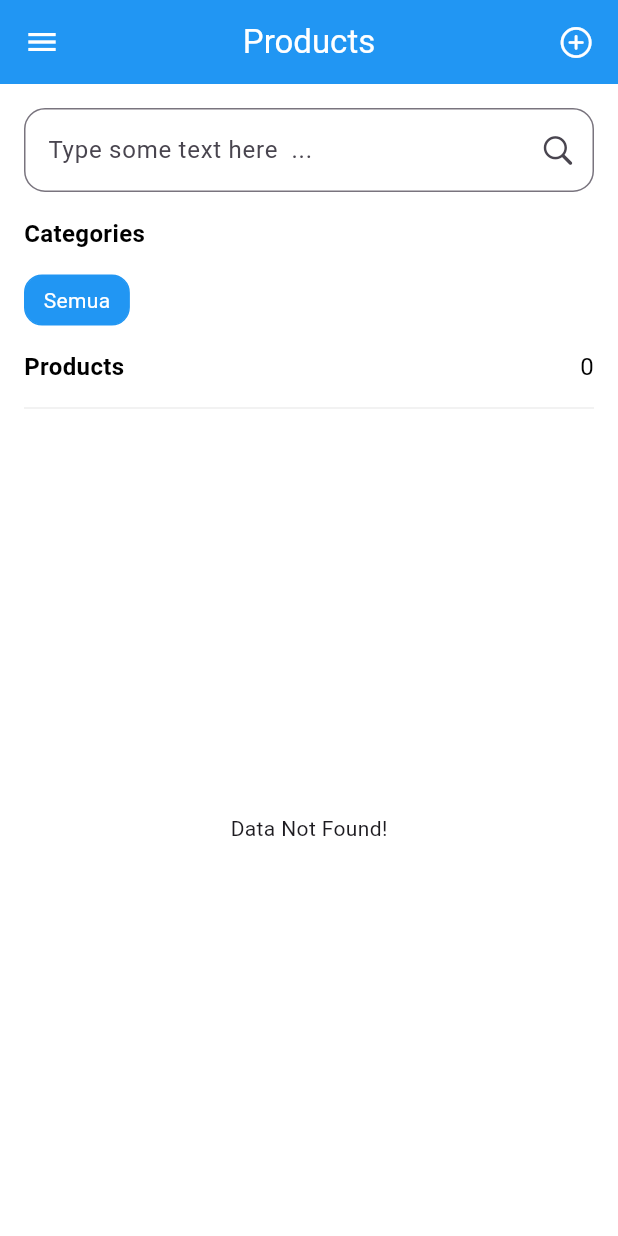
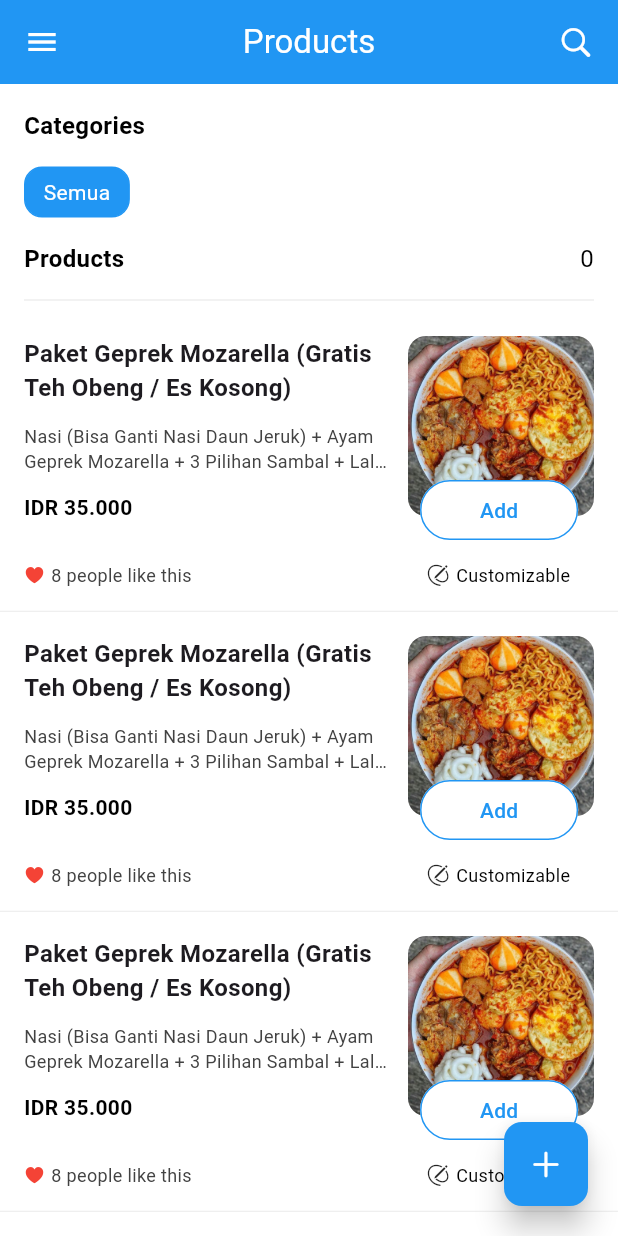
Before and after one commit to Saharoedin/Flutter-SQFLite, a Flutter app: the ProductView screen opened by its route, on a phone screen of 412 x 824 dp. Run offline on Flutter 3.47's test engine with Material 3 defaults, Android fonts, the phone set to English and light mode, and no system bars; our stand-ins replace flutter_easyloading, get, sqflite; accounts and stored records are empty.

Commit message:
Update Product

```diff
--- a/lib/app/data/helpers/db_helper.dart
+++ b/lib/app/data/helpers/db_helper.dart
@@ -41,7 +41,8 @@ class DbHelper {
         id INTEGER PRIMARY KEY AUTOINCREMENT,
         name TEXT,
         description TEXT NULL,
-        price INTEGER,
+        price REAL,
+        discount REAL,
         unit_id INTEGER,
         category_id INTEGER,
         created_at TEXT NULL,
--- a/lib/app/modules/account/views/account_view.dart
+++ b/lib/app/modules/account/views/account_view.dart
@@ -1,4 +1,3 @@
-import 'package:flutter/cupertino.dart';
 import 'package:flutter/material.dart';
 import 'package:flutter_sqflite/app/widgets/drawer_custom.dart';
 
--- a/lib/app/modules/category/views/category_view.dart
+++ b/lib/app/modules/category/views/category_view.dart
@@ -2,7 +2,6 @@ import 'package:flutter/cupertino.dart';
 import 'package:flutter/material.dart';
 import 'package:flutter_sqflite/app/data/models/category_model.dart';
 import 'package:flutter_sqflite/app/modules/category/views/category_item.dart';
-import 'package:flutter_sqflite/app/widgets/dialog_confirm.dart';
 import 'package:flutter_sqflite/app/widgets/drawer_custom.dart';
 
 import 'package:get/get.dart';
--- /dev/null
+++ b/lib/app/modules/product/views/product_item.dart
@@ -0,0 +1,175 @@
+import 'package:flutter/cupertino.dart';
+import 'package:flutter/material.dart';
+import 'package:intl/intl.dart';
+
+class ProductItem extends StatelessWidget {
+  final VoidCallback onAdd;
+  final VoidCallback onDetail;
+  const ProductItem({
+    super.key,
+    required this.onAdd,
+    required this.onDetail,
+  });
+
+  @override
+  Widget build(BuildContext context) {
+    return GestureDetector(
+      onTap: onDetail,
+      child: Card(
+        margin: EdgeInsets.all(0),
+        shape: Border(
+          bottom: BorderSide(
+            color: Colors.grey.shade100,
+          ),
+        ),
+        color: Colors.white,
+        child: Container(
+          height: 200,
+          padding: EdgeInsets.all(16.0),
+          child: Row(
+            children: [
+              Expanded(
+                flex: 2,
+                child: Column(
+                  crossAxisAlignment: CrossAxisAlignment.start,
+                  children: [
+                    Text(
+                      'Paket Geprek Mozarella (Gratis Teh Obeng / Es Kosong)',
+                      style: TextStyle(
+                        fontSize: 16,
+                        fontWeight: FontWeight.bold,
+                      ),
+                      maxLines: 2,
+                      overflow: TextOverflow.ellipsis,
+                    ),
+                    SizedBox(
+                      height: 12,
+                    ),
+                    Text(
+                      'Nasi (Bisa Ganti Nasi Daun Jeruk) + Ayam Geprek Mozarella + 3 Pilihan Sambal + Lalapan + Minuman',
+                      style: TextStyle(
+                        fontSize: 12,
+                        color: Colors.grey.shade800,
+                      ),
+                      maxLines: 2,
+                      overflow: TextOverflow.ellipsis,
+                    ),
+                    SizedBox(
+                      height: 12,
+                    ),
+                    Text(
+                      '${NumberFormat.currency(locale: 'id', symbol: 'IDR ', decimalDigits: 0).format(35000)}',
+                      style: TextStyle(
+                        fontSize: 14,
+                        color: Colors.black,
+                        fontWeight: FontWeight.bold,
+                      ),
+                      maxLines: 2,
+                      overflow: TextOverflow.ellipsis,
+                    ),
+                    Spacer(),
+                    Row(
+                      children: [
+                        Icon(
+                          CupertinoIcons.heart_fill,
+                          color: Colors.red,
+                          size: 14,
+                        ),
+                        SizedBox(
+                          width: 4,
+                        ),
+                        Text(
+                          '8 people like this',
+                          style: TextStyle(
+                            fontSize: 12,
+                            color: Colors.grey.shade800,
+                          ),
+                          maxLines: 2,
+                          overflow: TextOverflow.ellipsis,
+                        ),
+                      ],
+                    ),
+                  ],
+                ),
+              ),
+              SizedBox(
+                width: 8,
+              ),
+              Expanded(
+                flex: 1,
+                child: Container(
+                  height: 200,
+                  child: Stack(
+                    children: [
+                      Container(
+                        height: 120,
+                        decoration: BoxDecoration(
+                          borderRadius: BorderRadius.circular(12),
+                          image: DecorationImage(
+                            image: AssetImage('assets/images/product2.jpg'),
+                            fit: BoxFit.cover,
+                          ),
+                        ),
+                      ),
+                      Positioned(
+                        bottom: 28,
+                        left: 8,
+                        child: Center(
+                          child: ElevatedButton(
+                            onPressed: onAdd,
+                            style: ButtonStyle(
+                              elevation: WidgetStatePropertyAll(0),
+                              padding: WidgetStatePropertyAll(
+                                EdgeInsets.symmetric(horizontal: 40),
+                              ),
+                              backgroundColor: WidgetStatePropertyAll(
+                                Colors.white,
+                              ),
+                              side: WidgetStatePropertyAll(
+                                BorderSide(color: Colors.blue),
+                              ),
+                            ),
+                            child: Text(
+                              'Add',
+                              style: TextStyle(
+                                color: Colors.blue,
+                              ),
+                            ),
+                          ),
+                        ),
+                      ),
+                      Positioned(
+                        bottom: 0,
+                        left: 12,
+                        child: Center(
+                          child: Row(
+                            children: [
+                              Icon(
+                                CupertinoIcons.pencil_outline,
+                                size: 16,
+                              ),
+                              SizedBox(
+                                width: 4,
+                              ),
+                              Text(
+                                'Customizable',
+                                style: TextStyle(
+                                  color: Colors.black,
+                                  fontSize: 12,
+                                ),
+                              ),
+                            ],
+                          ),
+                        ),
+                      ),
+                    ],
+                  ),
+                ),
+              ),
+            ],
+          ),
+        ),
+      ),
+    );
+  }
+}
--- a/lib/app/modules/product/views/product_view.dart
+++ b/lib/app/modules/product/views/product_view.dart
@@ -3,6 +3,10 @@ import 'package:flutter/material.dart';
 import 'package:flutter_sqflite/app/data/models/category_model.dart';
 import 'package:flutter_sqflite/app/data/models/product_model.dart';
 import 'package:flutter_sqflite/app/data/models/product_with_category_model.dart';
+import 'package:flutter_sqflite/app/modules/product/views/product_detail.dart';
+import 'package:flutter_sqflite/app/modules/product/views/product_form.dart';
+import 'package:flutter_sqflite/app/modules/product/views/product_item.dart';
+import 'package:flutter_sqflite/app/modules/product/views/product_search.dart';
 import 'package:flutter_sqflite/app/widgets/drawer_custom.dart';
 
 import 'package:get/get.dart';
@@ -29,15 +33,10 @@ class ProductView extends GetView<ProductController> {
             padding: EdgeInsets.only(right: 16),
             child: GestureDetector(
               onTap: () {
-                controller.isNew.value = true;
-                controller.clearForm();
-                controller.fetchCategories();
-                controller.categoryId.value =
-                    int.parse('${controller.categories.first.id}');
-                _showFormBottomSheet(context);
+                ProductSearch().showFormBottomSheet(context);
               },
               child: Icon(
-                CupertinoIcons.add_circled,
+                CupertinoIcons.search,
                 color: Colors.white,
                 size: 24,
               ),
@@ -47,35 +46,22 @@ class ProductView extends GetView<ProductController> {
         iconTheme: IconThemeData(color: Colors.white),
       ),
       drawer: DrawerCustom(),
+      floatingActionButton: Card(
+        elevation: 8,
+        color: Colors.blue,
+        child: Padding(
+          padding: const EdgeInsets.all(16.0),
+          child: Icon(
+            CupertinoIcons.add,
+            color: Colors.white,
+          ),
+        ),
+      ),
       body: Column(
         crossAxisAlignment: CrossAxisAlignment.start,
         children: [
           Padding(
-            padding: EdgeInsets.all(16.0),
-            child: TextFormField(
-              onChanged: (value) {
-                controller.productWithCategories.value =
-                    controller.productWithCategoriesTemp
-                        .where(
-                          (dt) => dt.name!.isCaseInsensitiveContains(value),
-                        )
-                        .toList();
-              },
-              decoration: InputDecoration(
-                hintText: 'Type some text here  ...',
-                suffixIcon: Icon(CupertinoIcons.search),
-                border: OutlineInputBorder(
-                  borderRadius: BorderRadius.circular(14),
-                ),
-                focusedBorder: OutlineInputBorder(
-                  borderSide: BorderSide(color: Colors.blue, width: 2),
-                  borderRadius: BorderRadius.circular(12),
-                ),
-              ),
-            ),
-          ),
-          Padding(
-            padding: EdgeInsets.only(left: 16),
+            padding: EdgeInsets.only(left: 16, top: 16),
             child: Text(
               'Categories',
               style: TextStyle(
@@ -209,66 +195,40 @@ class ProductView extends GetView<ProductController> {
           Expanded(
             child: Obx(
               () {
-                if (controller.productWithCategories.isEmpty)
+                if (controller.productWithCategories.isNotEmpty)
                   return Center(
                     child: Text('Data Not Found!'),
                   );
 
                 return ListView.builder(
-                  itemCount: controller.productWithCategories.length,
+                  itemCount: 10,
                   itemBuilder: (context, index) {
-                    ProductWithCategory product =
-                        controller.productWithCategories[index];
+                    // ProductWithCategory product =
+                    //     controller.productWithCategories[index];
 
                     return GestureDetector(
                       onTap: () {
-                        controller.isNew.value = false;
-                        controller.product.value = product;
-                        controller.txtName.text = '${product.name}';
-                        controller.txtDescription.text =
-                            '${product.description}';
-                        controller.categoryId.value =
-                            int.parse('${product.categoryId}');
-                        _showFormBottomSheet(context);
+                        // controller.isNew.value = false;
+                        // controller.product.value = product;
+                        // controller.txtName.text = '${product.name}';
+                        // controller.txtDescription.text =
+                        //     '${product.description}';
+                        // controller.categoryId.value =
+                        //     int.parse('${product.categoryId}');
+                        // _showFormBottomSheet(context);
                       },
-                      child: ListTile(
-                        title: Text('${product.name}'),
-                        subtitle: Column(
-                          crossAxisAlignment: CrossAxisAlignment.start,
-                          children: [
-                            Text('${product.description}'),
-                            Container(
-                              margin: EdgeInsets.only(top: 8, bottom: 8),
-                              padding: EdgeInsets.symmetric(
-                                horizontal: 12,
-                                vertical: 4,
-                              ),
-                              decoration: BoxDecoration(
-                                color: Colors.blue,
-                                borderRadius: BorderRadius.circular(12),
-                              ),
-                              child: Text(
-                                '${product.categoryName}',
-                                style: TextStyle(
-                                  color: Colors.white,
-                                ),
-                              ),
-                            ),
-                          ],
-                        ),
-                        shape: Border(
-                          bottom: BorderSide(
-                            color: Colors.grey.shade300,
-                          ),
-                        ),
-                        trailing: GestureDetector(
-                          onTap: () {
-                            controller.removeProduct(
-                              int.parse('${product.id}'),
-                            );
-                          },
-                          child: Icon(CupertinoIcons.clear),
-                        ),
+                      child: ProductItem(
+                        onAdd: () {
+                          print('on add');
+                        },
+                        onDetail: () {
+                          showModalBottomSheet(
+                            isScrollControlled: true,
+                            backgroundColor: Colors.white,
+                            context: context,
+                            builder: (context) => ProductDetail(),
+                          );
+                        },
                       ),
                     );
                   },
--- a/lib/app/modules/report/views/report_view.dart
+++ b/lib/app/modules/report/views/report_view.dart
@@ -1,4 +1,3 @@
-import 'package:flutter/cupertino.dart';
 import 'package:flutter/material.dart';
 import 'package:flutter_sqflite/app/widgets/drawer_custom.dart';
 
--- a/lib/app/modules/transaction/controllers/transaction_controller.dart
+++ b/lib/app/modules/transaction/controllers/transaction_controller.dart
@@ -3,7 +3,6 @@ import 'package:flutter_sqflite/app/data/models/product_model.dart';
 import 'package:flutter_sqflite/app/data/models/transaction_model.dart';
 import 'package:get/get.dart';
 import 'package:intl/intl.dart';
-import 'package:sqflite/sqflite.dart';
 
 class TransactionController extends GetxController {
   var products = List<Product>.empty().obs;
--- a/lib/app/modules/transaction/views/transactions_item_add.dart
+++ b/lib/app/modules/transaction/views/transactions_item_add.dart
@@ -1,7 +1,6 @@
 import 'package:flutter/cupertino.dart';
 import 'package:flutter/material.dart';
 import 'package:flutter_sqflite/app/modules/transaction/controllers/transaction_controller.dart';
-import 'package:flutter_sqflite/app/modules/transaction/views/transactions_item.dart';
 import 'package:flutter_sqflite/app/modules/transaction/views/transactions_item_search.dart';
 import 'package:get/get.dart';
 import 'package:intl/intl.dart';
--- a/lib/app/modules/transaction/views/transactions_item_search.dart
+++ b/lib/app/modules/transaction/views/transactions_item_search.dart
@@ -1,7 +1,6 @@
 import 'package:flutter/cupertino.dart';
 import 'package:flutter/material.dart';
 import 'package:flutter_sqflite/app/modules/transaction/controllers/transaction_controller.dart';
-import 'package:flutter_sqflite/app/modules/transaction/views/transactions_item.dart';
 import 'package:get/get.dart';
 import 'package:intl/intl.dart';
 
--- a/lib/app/modules/transaction/views/transactions_view.dart
+++ b/lib/app/modules/transaction/views/transactions_view.dart
@@ -1,10 +1,8 @@
 import 'package:flutter/cupertino.dart';
 import 'package:flutter/material.dart';
-import 'package:flutter_sqflite/app/modules/transaction/views/transactions_item.dart';
 import 'package:flutter_sqflite/app/modules/transaction/views/transactions_new.dart';
 
 import 'package:get/get.dart';
-import 'package:intl/intl.dart';
 
 import '../controllers/transaction_controller.dart';
 
--- a/lib/app/widgets/dialog_confirm.dart
+++ b/lib/app/widgets/dialog_confirm.dart
@@ -1,5 +1,4 @@
 import 'package:flutter/cupertino.dart';
-import 'package:flutter/foundation.dart';
 import 'package:flutter/material.dart';
 import 'package:get/get.dart';
 
--- a/lib/app/widgets/drawer_custom.dart
+++ b/lib/app/widgets/drawer_custom.dart
@@ -1,4 +1,3 @@
-import 'package:flutter/cupertino.dart';
 import 'package:flutter/material.dart';
 import 'package:flutter_sqflite/app/data/helpers/db_helper.dart';
 import 'package:flutter_sqflite/app/routes/app_pages.dart';
```
Also changed, not shown: lib/app/modules/product/controllers/product_controller.dart (+22 -0 lines), lib/app/modules/product/views/product_detail.dart (added, +185 -0 lines), lib/app/modules/product/views/product_form.dart (added, +13 -0 lines), lib/app/modules/product/views/product_search.dart (added, +120 -0 lines).
